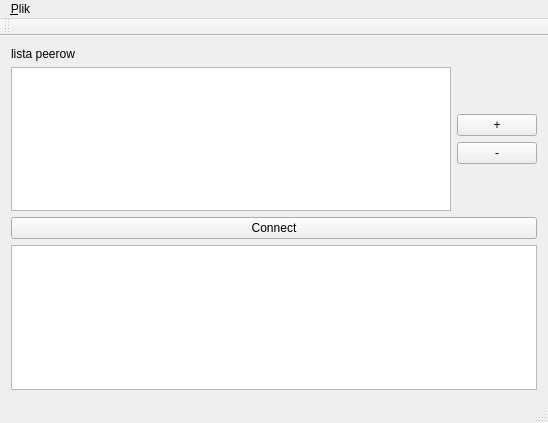
This is mainwindow.ui in damianbb/simple_gui as Qt 5 draws it before an edit. The edited form follows.
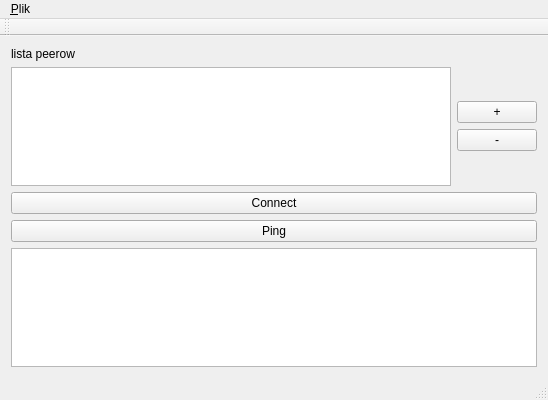
This is the edited form.

Commit message: ping-pong works :)

Patch:
```diff
--- a/mainwindow.ui
+++ b/mainwindow.ui
@@ -7,7 +7,7 @@
     <x>0</x>
     <y>0</y>
     <width>548</width>
-    <height>423</height>
+    <height>400</height>
    </rect>
   </property>
   <property name="windowTitle">
@@ -86,6 +86,13 @@
         </property>
        </widget>
       </item>
+      <item>
+       <widget class="QPushButton" name="ping">
+        <property name="text">
+         <string>Ping</string>
+        </property>
+       </widget>
+      </item>
       <item>
        <widget class="QListWidget" name="debugWidget"/>
       </item>
```
Left out of the diff: 4 changed lines with no effect on the pictures. The commit also changes 4 other files.
